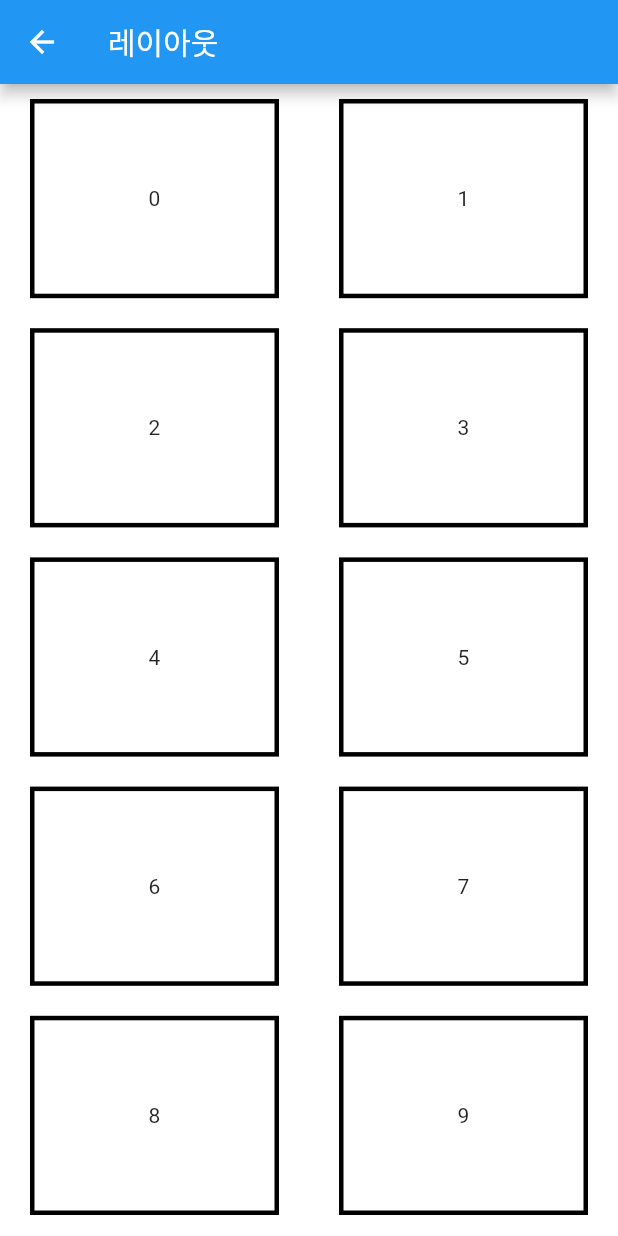
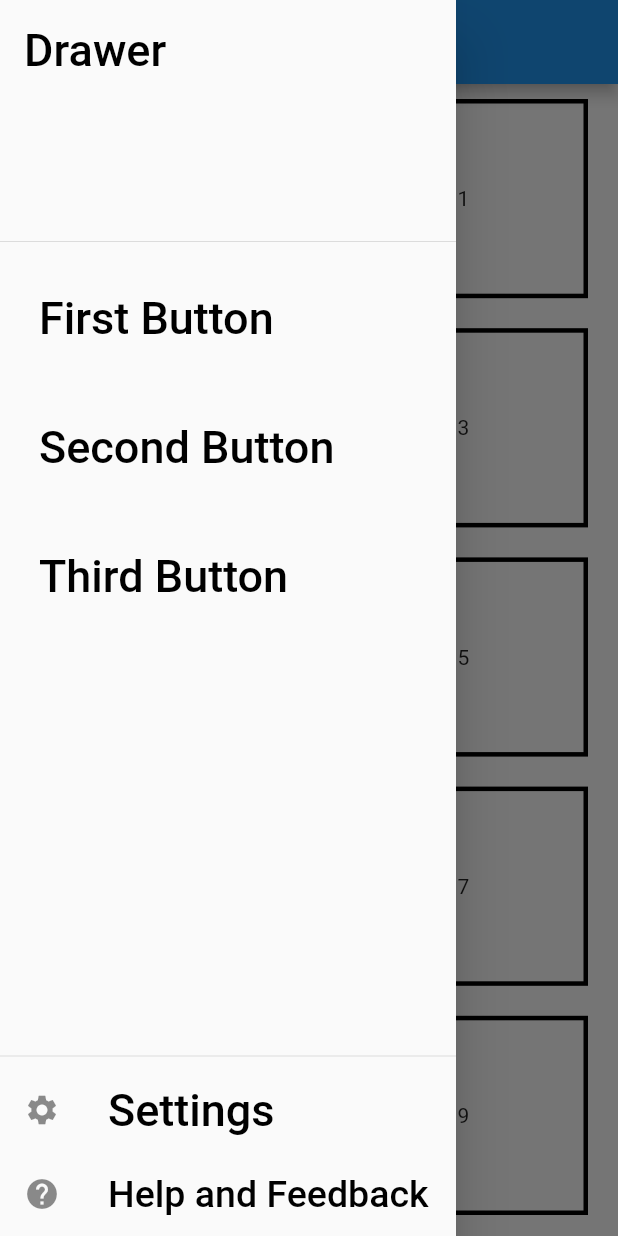
Before and after one commit to YounTaekSeon/default_flutter, a Flutter app: the LayoutsScreen screen opened directly, with the side drawer open (before the commit the screen has no drawer), on a phone screen of 412 x 824 dp. Run offline on Flutter 3.47's test engine with Material 2 defaults, Android fonts, the phone set to English and light mode, and no system bars; drawn by our look-alikes of auto_size_text; our stand-ins replace dio, easy_localization, package_info_plus, shared_preferences; accounts and stored records are empty; generated files the repository leaves out were written again.

Commit message:
layoutview 에 cupertino, modal 추가

```diff
--- a/lib/widgets/screens/layouts_screen.dart
+++ b/lib/widgets/screens/layouts_screen.dart
@@ -12,10 +12,79 @@ class LayoutsScreen extends StatelessWidget {
   Widget build(BuildContext context) {
     return Scaffold(
       backgroundColor: Colors.white,
+      drawer: const Drawer(child: _ListView()),
       appBar: AppBar(
         title: const Text("레이아웃"),
       ),
       body: _Body(),
+    );
+  }
+}
+
+class _ListView extends StatelessWidget {
+  const _ListView({Key? key}) : super(key: key);
+
+  @override
+  Widget build(BuildContext context) {
+    return Column(
+      children: [
+        Expanded(
+          child: ListView(
+            children: [
+              const DrawerHeader(
+                child: Text("Drawer"),
+              ),
+              InkWell(
+                splashColor: Colors.black,
+                onTap: () {},
+                child: const Padding(
+                    padding:
+                    EdgeInsets.symmetric(vertical: 15.0, horizontal: 10),
+                    child: ListTile(title: AutoSizeText(("First Button")))),
+              ),
+              InkWell(
+                splashColor: Colors.black,
+                onTap: () {},
+                child: const Padding(
+                    padding:
+                    EdgeInsets.symmetric(vertical: 15.0, horizontal: 10),
+                    child: ListTile(title: AutoSizeText(("Second Button")))),
+              ),
+              InkWell(
+                splashColor: Colors.black,
+                onTap: () {},
+                child: const Padding(
+                    padding:
+                    EdgeInsets.symmetric(vertical: 15.0, horizontal: 10),
+                    child: ListTile(title: AutoSizeText(("Third Button")))),
+              ),
+            ],
+          ),
+        ),
+        Align(
+          alignment: FractionalOffset.bottomCenter,
+          // This container holds all the children that will be aligned
+          // on the bottom and should not scroll with the above ListView
+          child: Column(
+            children: [
+              const Divider(),
+              InkWell(
+                splashColor: Colors.black,
+                onTap: () {},
+                child: const ListTile(
+                    leading: Icon(Icons.settings), title: Text('Settings')),
+              ),
+              InkWell(
+                splashColor: Colors.black,
+                onTap: () {},
+                child: const ListTile(
+                    leading: Icon(Icons.help),
+                    title: AutoSizeText('Help and Feedback', maxLines: 1)),
+              )
+            ],
+          ),
+        )
+      ],
     );
   }
 }
@@ -101,8 +170,49 @@ class _Body extends DefaultBody {
               );
             },
           ),
+          TextButton(onPressed: (){_showActionSheet(context);}, child: Text("Cupertino Button")),
+          TextButton(onPressed: (){_showModalSheet(context);}, child: Text("Modal Button")),
         ],
       ),
     );
   }
+
+  void _showActionSheet(BuildContext context) {
+    showCupertinoModalPopup<void>(
+      context: context,
+      builder: (BuildContext context) =>
+          CupertinoActionSheet(
+            title: const Text('Title'),
+            message: const Text('Message'),
+            actions: <CupertinoActionSheetAction>[
+              CupertinoActionSheetAction(
+                isDefaultAction: true,
+                onPressed: () {
+                  Navigator.pop(context);
+                },
+                child: const Text('Default Action'),
+              ),
+              CupertinoActionSheetAction(
+                onPressed: () {
+                  Navigator.pop(context);
+                },
+                child: const Text('Action'),
+              ),
+              CupertinoActionSheetAction(
+                isDestructiveAction: true,
+                onPressed: () {
+                  Navigator.pop(context);
+                },
+                child: const Text('Destructive Action'),
+              ),
+            ],
+          ),
+    );
+  }
+
+  void _showModalSheet(BuildContext context) {
+    DialogHelper.showCommonMessageDialog(buildContext,msg: "Dialog", showCancel: false, onConfirmClicked: () {
+      SystemNavigator.pop();
+    });
+  }
 }
```
